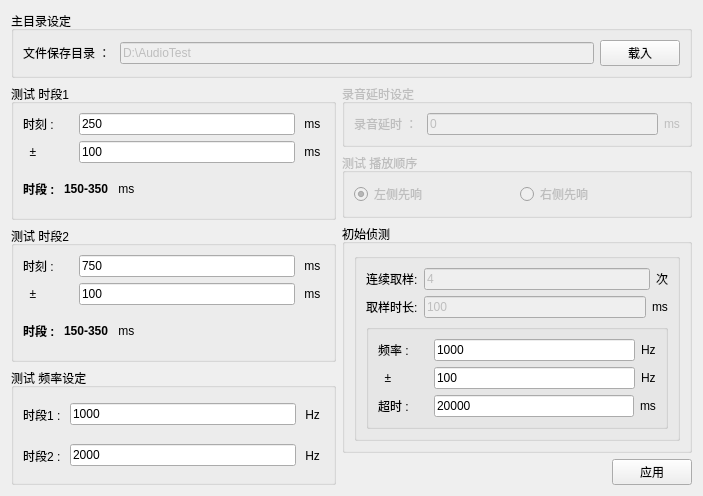
Old version of the form Setup4AutoTest.ui in the repository YeeeeRQ/SpeakerTest.
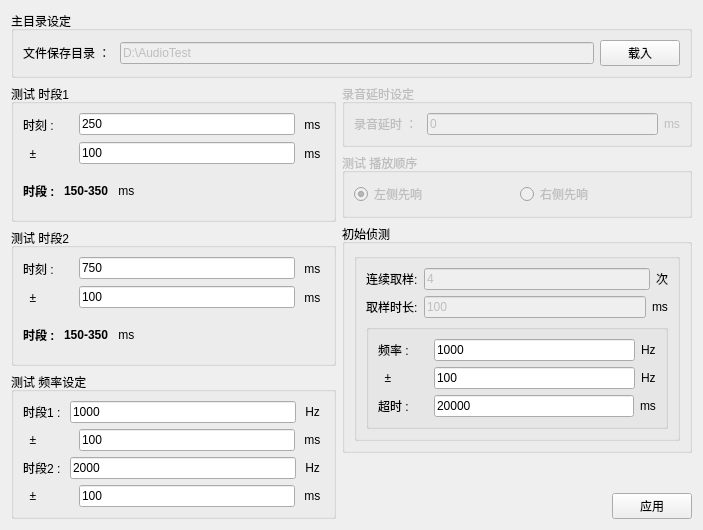
New version of the form.

```diff
--- a/Setup4AutoTest.ui
+++ b/Setup4AutoTest.ui
@@ -7,7 +7,7 @@
     <x>0</x>
     <y>0</y>
     <width>703</width>
-    <height>486</height>
+    <height>530</height>
    </rect>
   </property>
   <property name="windowTitle">
@@ -386,6 +386,46 @@
               </item>
              </layout>
             </item>
+            <item>
+             <layout class="QHBoxLayout" name="horizontalLayout_18" stretch="0,0,0">
+              <item>
+               <widget class="QLabel" name="label_32">
+                <property name="minimumSize">
+                 <size>
+                  <width>50</width>
+                  <height>0</height>
+                 </size>
+                </property>
+                <property name="text">
+                 <string>  ±     </string>
+                </property>
+               </widget>
+              </item>
+              <item>
+               <widget class="QLineEdit" name="lineEdit_Frequency1Range">
+                <property name="enabled">
+                 <bool>true</bool>
+                </property>
+                <property name="minimumSize">
+                 <size>
+                  <width>200</width>
+                  <height>0</height>
+                 </size>
+                </property>
+                <property name="text">
+                 <string>100</string>
+                </property>
+               </widget>
+              </item>
+              <item>
+               <widget class="QLabel" name="label_33">
+                <property name="text">
+                 <string> ms </string>
+                </property>
+               </widget>
+              </item>
+             </layout>
+            </item>
             <item>
              <layout class="QHBoxLayout" name="horizontalLayout_5">
               <item>
@@ -411,6 +451,46 @@
               </item>
              </layout>
             </item>
+            <item>
+             <layout class="QHBoxLayout" name="horizontalLayout_24" stretch="0,0,0">
+              <item>
+               <widget class="QLabel" name="label_36">
+                <property name="minimumSize">
+                 <size>
+                  <width>50</width>
+                  <height>0</height>
+                 </size>
+                </property>
+                <property name="text">
+                 <string>  ±     </string>
+                </property>
+               </widget>
+              </item>
+              <item>
+               <widget class="QLineEdit" name="lineEdit_Frequency2Range">
+                <property name="enabled">
+                 <bool>true</bool>
+                </property>
+                <property name="minimumSize">
+                 <size>
+                  <width>200</width>
+                  <height>0</height>
+                 </size>
+                </property>
+                <property name="text">
+                 <string>100</string>
+                </property>
+               </widget>
+              </item>
+              <item>
+               <widget class="QLabel" name="label_37">
+                <property name="text">
+                 <string> ms </string>
+                </property>
+               </widget>
+              </item>
+             </layout>
+            </item>
            </layout>
           </widget>
          </item>
```
